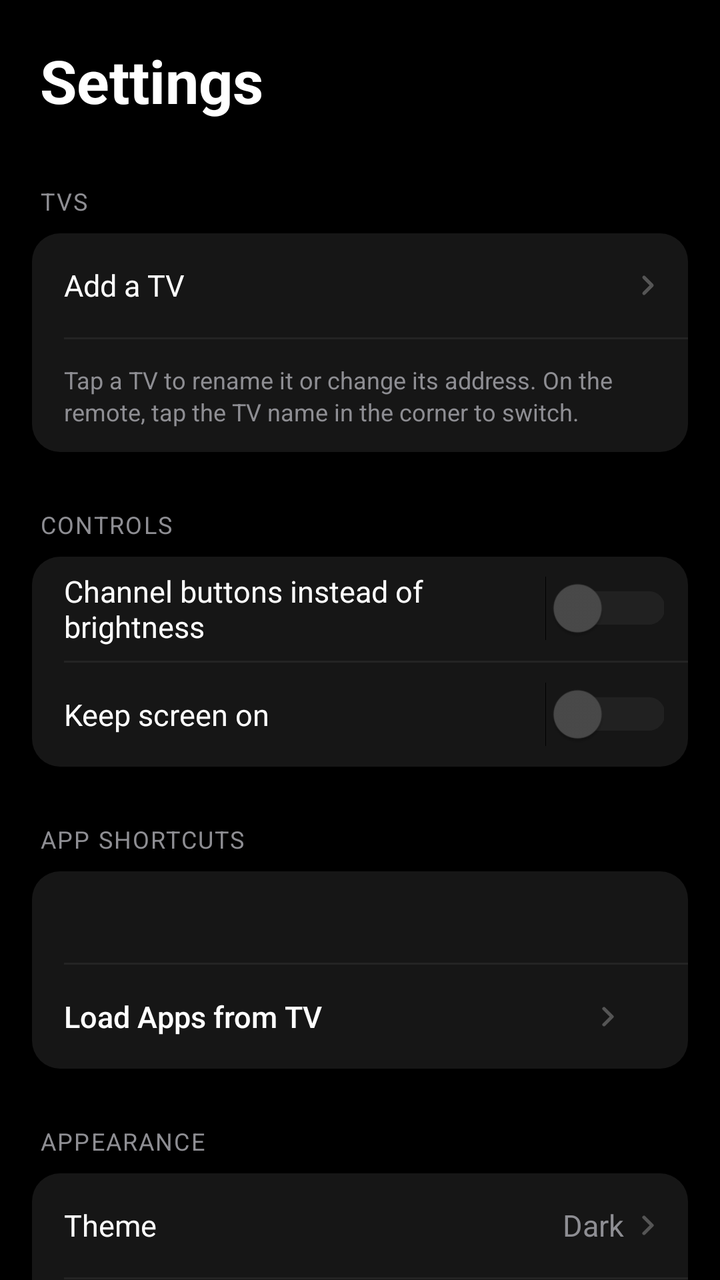
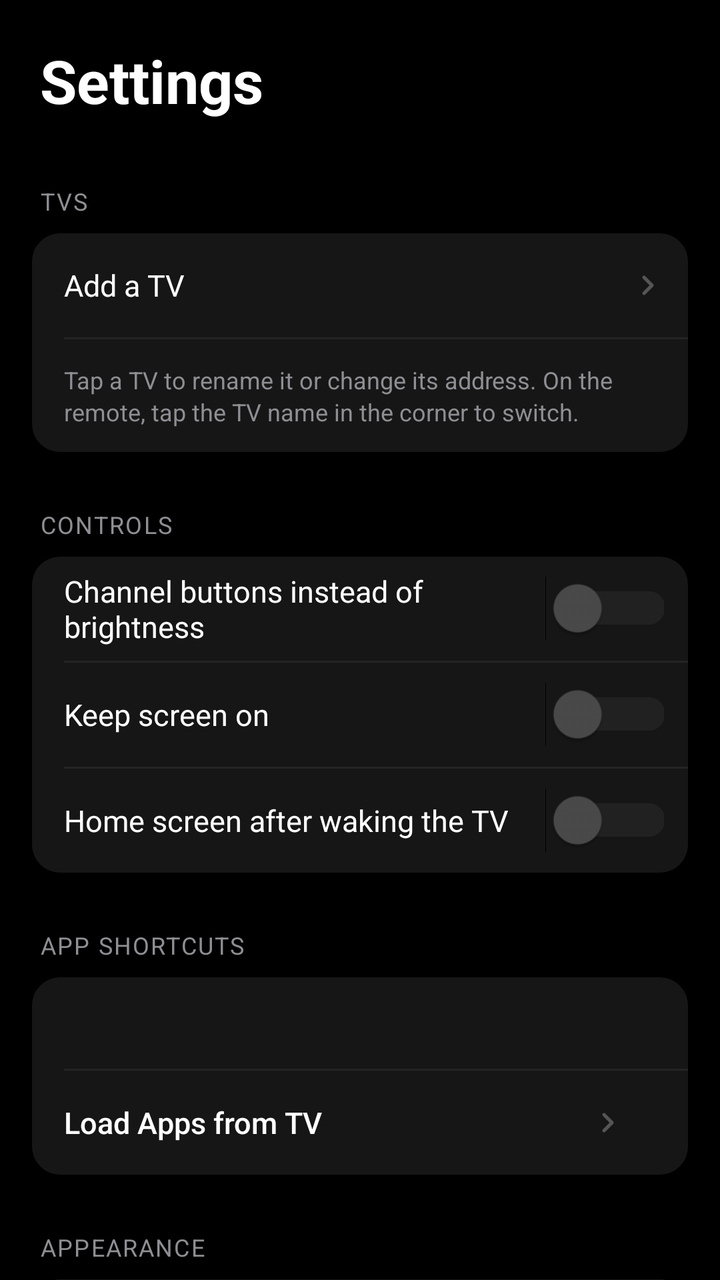

Compare the two renders of this Android layout. The source of the first and the diff that turns it into the second are given below.
<!-- AndroidManifest.xml: application theme Theme.LGRemote -->
<!-- res/layout/activity_settings.xml -->
<?xml version="1.0" encoding="utf-8"?>
<androidx.core.widget.NestedScrollView
    xmlns:android="http://schemas.android.com/apk/res/android"
    android:id="@+id/settings_root"
    android:tag="window_bg"
    android:layout_width="match_parent"
    android:layout_height="match_parent"
    android:background="#000000"
    android:fillViewport="true">

    <LinearLayout
        android:layout_width="match_parent"
        android:layout_height="wrap_content"
        android:orientation="vertical"
        android:paddingHorizontal="16dp"
        android:paddingTop="20dp"
        android:paddingBottom="56dp">

        <TextView
            android:id="@+id/tv_settings_title"
            android:tag="title"
            android:layout_width="match_parent"
            android:layout_height="wrap_content"
            android:text="Settings"
            android:textColor="#FFFFFF"
            android:textSize="30sp"
            android:textStyle="bold"
            android:paddingHorizontal="4dp"
            android:layout_marginBottom="32dp" />

        
        <TextView
            android:id="@+id/tv_section_connection"
            android:tag="section_label"
            android:layout_width="match_parent"
            android:layout_height="wrap_content"
            android:text="TVS"
            android:textColor="#8E8E93"
            android:textSize="12sp"
            android:letterSpacing="0.06"
            android:paddingHorizontal="4dp"
            android:layout_marginBottom="8dp" />

        <LinearLayout
            android:id="@+id/group_connection"
            android:tag="surface_bg"
            android:layout_width="match_parent"
            android:layout_height="wrap_content"
            android:orientation="vertical"
            android:background="@drawable/bg_section_group">

            
            <LinearLayout
                android:id="@+id/tvs_container"
                android:layout_width="match_parent"
                android:layout_height="wrap_content"
                android:orientation="vertical" />

            <LinearLayout
                android:id="@+id/row_add_tv"
                android:layout_width="match_parent"
                android:layout_height="52dp"
                android:orientation="horizontal"
                android:gravity="center_vertical"
                android:paddingStart="16dp"
                android:paddingEnd="12dp"
                android:clickable="true"
                android:focusable="true"
                android:background="?attr/selectableItemBackground">

                <TextView
                    android:tag="row_label"
                    android:layout_width="0dp"
                    android:layout_height="wrap_content"
                    android:layout_weight="1"
                    android:text="Add a TV"
                    android:textColor="#FFFFFF"
                    android:textSize="15sp" />

                <ImageView
                    android:layout_width="16dp"
                    android:layout_height="16dp"
                    android:src="@drawable/ic_chevron_right"
                    android:scaleType="fitCenter"
                    android:tint="#555555" />

            </LinearLayout>

            <View android:layout_width="match_parent" android:layout_height="1dp" android:background="#242424" android:tag="divider" android:layout_marginStart="16dp" />

            <TextView
                android:tag="row_value"
                android:layout_width="match_parent"
                android:layout_height="wrap_content"
                android:text="Tap a TV to rename it or change its address. On the remote, tap the TV name in the corner to switch."
                android:textColor="#8E8E93"
                android:textSize="12sp"
                android:lineSpacingExtra="2dp"
                android:paddingHorizontal="16dp"
                android:paddingVertical="12dp" />

        </LinearLayout>

        
        <TextView
            android:id="@+id/tv_section_controls"
            android:tag="section_label"
            android:layout_width="match_parent"
            android:layout_height="wrap_content"
            android:text="CONTROLS"
            android:textColor="#8E8E93"
            android:textSize="12sp"
            android:letterSpacing="0.06"
            android:paddingHorizontal="4dp"
            android:layout_marginTop="28dp"
            android:layout_marginBottom="8dp" />

        <LinearLayout
            android:id="@+id/group_controls"
            android:tag="surface_bg"
            android:layout_width="match_parent"
            android:layout_height="wrap_content"
            android:orientation="vertical"
            android:background="@drawable/bg_section_group">

            <LinearLayout
                android:layout_width="match_parent"
                android:layout_height="52dp"
                android:orientation="horizontal"
                android:gravity="center_vertical"
                android:paddingStart="16dp"
                android:paddingEnd="12dp">

                <TextView
                    android:tag="row_label"
                    android:layout_width="0dp"
                    android:layout_height="wrap_content"
                    android:layout_weight="1"
                    android:text="Channel buttons instead of brightness"
                    android:textColor="#FFFFFF"
                    android:textSize="15sp" />

                <Switch
                    android:id="@+id/switch_channel_pill"
                    android:layout_width="wrap_content"
                    android:layout_height="wrap_content"
                    android:scaleX="1.2"
                    android:scaleY="1.2"
                    android:thumbTint="@color/switch_thumb"
                    android:trackTint="@color/switch_track" />

            </LinearLayout>

            <View android:layout_width="match_parent" android:layout_height="1dp" android:background="#242424" android:tag="divider" android:layout_marginStart="16dp" />

            <LinearLayout
                android:layout_width="match_parent"
                android:layout_height="52dp"
                android:orientation="horizontal"
                android:gravity="center_vertical"
                android:paddingStart="16dp"
                android:paddingEnd="12dp">

                <TextView
                    android:tag="row_label"
                    android:layout_width="0dp"
                    android:layout_height="wrap_content"
                    android:layout_weight="1"
                    android:text="Keep screen on"
                    android:textColor="#FFFFFF"
                    android:textSize="15sp" />

                <Switch
                    android:id="@+id/switch_keep_screen_on"
                    android:layout_width="wrap_content"
                    android:layout_height="wrap_content"
                    android:scaleX="1.2"
                    android:scaleY="1.2"
                    android:thumbTint="@color/switch_thumb"
                    android:trackTint="@color/switch_track" />

            </LinearLayout>


        </LinearLayout>

        
        <TextView
            android:id="@+id/tv_section_shortcuts"
            android:tag="section_label"
            android:layout_width="match_parent"
            android:layout_height="wrap_content"
            android:text="APP SHORTCUTS"
            android:textColor="#8E8E93"
            android:textSize="12sp"
            android:letterSpacing="0.06"
            android:paddingHorizontal="4dp"
            android:layout_marginTop="28dp"
            android:layout_marginBottom="8dp" />

        <LinearLayout
            android:id="@+id/group_shortcuts"
            android:tag="surface_bg"
            android:layout_width="match_parent"
            android:layout_height="wrap_content"
            android:orientation="vertical"
            android:background="@drawable/bg_section_group">

            
            <TextView
                android:id="@+id/tv_shortcuts_summary"
                android:tag="section_label"
                android:layout_width="match_parent"
                android:layout_height="wrap_content"
                android:textColor="#8E8E93"
                android:textSize="13sp"
                android:paddingHorizontal="16dp"
                android:paddingTop="14dp"
                android:paddingBottom="14dp" />

            
            <androidx.recyclerview.widget.RecyclerView
                android:id="@+id/apps_grid"
                android:layout_width="match_parent"
                android:layout_height="wrap_content"
                android:paddingHorizontal="8dp"
                android:paddingBottom="8dp"
                android:nestedScrollingEnabled="false"
                android:visibility="gone" />

            <View android:layout_width="match_parent" android:layout_height="1dp" android:background="#242424" android:tag="divider" android:layout_marginStart="16dp" />

            
            <LinearLayout
                android:layout_width="match_parent"
                android:layout_height="52dp"
                android:orientation="horizontal"
                android:gravity="center_vertical"
                android:paddingEnd="16dp">

                <Button
                    android:id="@+id/btn_load_apps"
                    android:tag="row_label"
                    android:layout_width="0dp"
                    android:layout_height="match_parent"
                    android:layout_weight="1"
                    android:background="?attr/selectableItemBackground"
                    android:text="Load Apps from TV"
                    android:textAllCaps="false"
                    android:textColor="#FFFFFF"
                    android:textSize="15sp"
                    android:textStyle="normal"
                    android:gravity="start|center_vertical"
                    android:paddingHorizontal="16dp"
                    android:drawableEnd="@drawable/ic_chevron_right"
                    android:drawableTint="#555555"
                    android:drawablePadding="4dp" />

                <ProgressBar
                    android:id="@+id/load_apps_spinner"
                    android:layout_width="20dp"
                    android:layout_height="20dp"
                    android:visibility="gone"
                    android:indeterminateTint="#888888" />

            </LinearLayout>

        </LinearLayout>

        
        <TextView
            android:id="@+id/tv_section_appearance"
            android:tag="section_label"
            android:layout_width="match_parent"
            android:layout_height="wrap_content"
            android:text="APPEARANCE"
            android:textColor="#8E8E93"
            android:textSize="12sp"
            android:letterSpacing="0.06"
            android:paddingHorizontal="4dp"
            android:layout_marginTop="28dp"
            android:layout_marginBottom="8dp" />

        <LinearLayout
            android:id="@+id/group_appearance"
            android:tag="surface_bg"
            android:layout_width="match_parent"
            android:layout_height="wrap_content"
            android:orientation="vertical"
            android:background="@drawable/bg_section_group">

            <LinearLayout
                android:id="@+id/row_theme"
                android:layout_width="match_parent"
                android:layout_height="52dp"
                android:orientation="horizontal"
                android:gravity="center_vertical"
                android:paddingStart="16dp"
                android:paddingEnd="12dp"
                android:clickable="true"
                android:focusable="true"
                android:background="?attr/selectableItemBackground">

                <TextView
                    android:tag="row_label"
                    android:layout_width="0dp"
                    android:layout_height="wrap_content"
                    android:layout_weight="1"
                    android:text="Theme"
                    android:textColor="#FFFFFF"
                    android:textSize="15sp" />

                <TextView
                    android:id="@+id/tv_current_theme"
                    android:tag="row_value"
                    android:layout_width="wrap_content"
                    android:layout_height="wrap_content"
                    android:text="Dark"
                    android:textColor="#8E8E93"
                    android:textSize="15sp"
                    android:layout_marginEnd="4dp" />

                <ImageView
                    android:layout_width="16dp"
                    android:layout_height="16dp"
                    android:src="@drawable/ic_chevron_right"
                    android:scaleType="fitCenter"
                    android:tint="#555555" />

            </LinearLayout>

            <View android:layout_width="match_parent" android:layout_height="1dp" android:background="#242424" android:tag="divider" android:layout_marginStart="16dp" />

            <LinearLayout
                android:id="@+id/row_create_theme"
                android:layout_width="match_parent"
                android:layout_height="52dp"
                android:orientation="horizontal"
                android:gravity="center_vertical"
                android:paddingStart="16dp"
                android:paddingEnd="12dp"
                android:clickable="true"
                android:focusable="true"
                android:background="?attr/selectableItemBackground">

                <TextView
                    android:id="@+id/tv_create_theme"
                    android:tag="row_label"
                    android:layout_width="0dp"
                    android:layout_height="wrap_content"
                    android:layout_weight="1"
                    android:text="Create Custom Theme"
                    android:textColor="#FFFFFF"
                    android:textSize="15sp" />

                <ImageView
                    android:layout_width="16dp"
                    android:layout_height="16dp"
                    android:src="@drawable/ic_chevron_right"
                    android:scaleType="fitCenter"
                    android:tint="#555555" />

            </LinearLayout>

        </LinearLayout>

        <TextView
            android:id="@+id/tv_section_advanced"
            android:tag="section_label"
            android:layout_width="match_parent"
            android:layout_height="wrap_content"
            android:text="ADVANCED"
            android:textColor="#8E8E93"
            android:textSize="12sp"
            android:letterSpacing="0.06"
            android:paddingHorizontal="4dp"
            android:layout_marginTop="28dp"
            android:layout_marginBottom="8dp" />

        <LinearLayout
            android:id="@+id/group_advanced"
            android:tag="surface_bg"
            android:layout_width="match_parent"
            android:layout_height="wrap_content"
            android:orientation="vertical"
            android:background="@drawable/bg_section_group">

            <LinearLayout
                android:id="@+id/row_service_remote"
                android:layout_width="match_parent"
                android:layout_height="52dp"
                android:orientation="horizontal"
                android:gravity="center_vertical"
                android:paddingStart="16dp"
                android:paddingEnd="12dp"
                android:clickable="true"
                android:focusable="true"
                android:background="?attr/selectableItemBackground">

                <TextView
                    android:tag="row_label"
                    android:layout_width="0dp"
                    android:layout_height="wrap_content"
                    android:layout_weight="1"
                    android:text="Service Remote (IR)"
                    android:textColor="#FFFFFF"
                    android:textSize="15sp" />

                <ImageView
                    android:layout_width="16dp"
                    android:layout_height="16dp"
                    android:src="@drawable/ic_chevron_right"
                    android:scaleType="fitCenter"
                    android:tint="#555555" />

            </LinearLayout>

        </LinearLayout>

        
        <TextView
            android:id="@+id/tv_section_about"
            android:tag="section_label"
            android:layout_width="match_parent"
            android:layout_height="wrap_content"
            android:text="ABOUT"
            android:textColor="#8E8E93"
            android:textSize="12sp"
            android:letterSpacing="0.06"
            android:paddingHorizontal="4dp"
            android:layout_marginTop="28dp"
            android:layout_marginBottom="8dp" />

        <LinearLayout
            android:id="@+id/group_about"
            android:tag="surface_bg"
            android:layout_width="match_parent"
            android:layout_height="wrap_content"
            android:orientation="vertical"
            android:background="@drawable/bg_section_group">

            <LinearLayout
                android:id="@+id/row_tour"
                android:layout_width="match_parent"
                android:layout_height="52dp"
                android:orientation="horizontal"
                android:gravity="center_vertical"
                android:paddingStart="16dp"
                android:paddingEnd="12dp"
                android:clickable="true"
                android:focusable="true"
                android:background="?attr/selectableItemBackground">

                <TextView
                    android:tag="row_label"
                    android:layout_width="0dp"
                    android:layout_height="wrap_content"
                    android:layout_weight="1"
                    android:text="Show the tour"
                    android:textColor="#FFFFFF"
                    android:textSize="15sp" />

                <ImageView
                    android:layout_width="16dp"
                    android:layout_height="16dp"
                    android:src="@drawable/ic_chevron_right"
                    android:scaleType="fitCenter"
                    android:tint="#555555" />

            </LinearLayout>

            <View android:layout_width="match_parent" android:layout_height="1dp" android:background="#242424" android:tag="divider" android:layout_marginStart="16dp" />

            <LinearLayout
                android:id="@+id/row_release_notes"
                android:layout_width="match_parent"
                android:layout_height="52dp"
                android:orientation="horizontal"
                android:gravity="center_vertical"
                android:paddingStart="16dp"
                android:paddingEnd="12dp"
                android:clickable="true"
                android:focusable="true"
                android:background="?attr/selectableItemBackground">

                <TextView
                    android:tag="row_label"
                    android:layout_width="0dp"
                    android:layout_height="wrap_content"
                    android:layout_weight="1"
                    android:text="Release notes"
                    android:textColor="#FFFFFF"
                    android:textSize="15sp" />

                <TextView
                    android:id="@+id/tv_app_version"
                    android:tag="row_value"
                    android:layout_width="wrap_content"
                    android:layout_height="wrap_content"
                    android:textColor="#8E8E93"
                    android:textSize="15sp"
                    android:layout_marginEnd="4dp" />

                <ImageView
                    android:layout_width="16dp"
                    android:layout_height="16dp"
                    android:src="@drawable/ic_chevron_right"
                    android:scaleType="fitCenter"
                    android:tint="#555555" />

            </LinearLayout>

        </LinearLayout>

    </LinearLayout>

</androidx.core.widget.NestedScrollView>
<!-- resources referenced by this layout -->
<resources>
  <!-- drawable bg_section_group (drawable) -->
  <?xml version="1.0" encoding="utf-8"?>
  <shape xmlns:android="http://schemas.android.com/apk/res/android">
      <solid android:color="#161616" />
      <corners android:radius="14dp" />
  </shape>
  <!-- drawable ic_chevron_right (drawable) -->
  <?xml version="1.0" encoding="utf-8"?>
  <vector xmlns:android="http://schemas.android.com/apk/res/android"
      android:width="16dp"
      android:height="16dp"
      android:viewportWidth="24"
      android:viewportHeight="24">
      <path
          android:strokeColor="#FFFFFF"
          android:strokeWidth="2.5"
          android:strokeLineCap="round"
          android:strokeLineJoin="round"
          android:fillColor="@android:color/transparent"
          android:pathData="M9,18 L15,12 L9,6" />
  </vector>
  <style name="Theme.LGRemote" parent="Theme.AppCompat.NoActionBar">
          <item name="android:windowBackground">#000000</item>
          <item name="android:statusBarColor">#000000</item>
          <item name="android:navigationBarColor">#000000</item>
      </style>
</resources>

<!-- the commit's change to res/layout/activity_settings.xml (unified diff, before → after) -->
@@ -181,6 +181,36 @@
 
             </LinearLayout>
 
+            <View android:layout_width="match_parent" android:layout_height="1dp" android:background="#242424" android:tag="divider" android:layout_marginStart="16dp" />
+
+            <LinearLayout
+                android:layout_width="match_parent"
+                android:layout_height="52dp"
+                android:orientation="horizontal"
+                android:gravity="center_vertical"
+                android:paddingStart="16dp"
+                android:paddingEnd="12dp">
+
+                <TextView
+                    android:tag="row_label"
+                    android:layout_width="0dp"
+                    android:layout_height="wrap_content"
+                    android:layout_weight="1"
+                    android:text="Home screen after waking the TV"
+                    android:textColor="#FFFFFF"
+                    android:textSize="15sp" />
+
+                <Switch
+                    android:id="@+id/switch_wake_to_home"
+                    android:layout_width="wrap_content"
+                    android:layout_height="wrap_content"
+                    android:scaleX="1.2"
+                    android:scaleY="1.2"
+                    android:thumbTint="@color/switch_thumb"
+                    android:trackTint="@color/switch_track" />
+
+            </LinearLayout>
+
 
         </LinearLayout>
 
